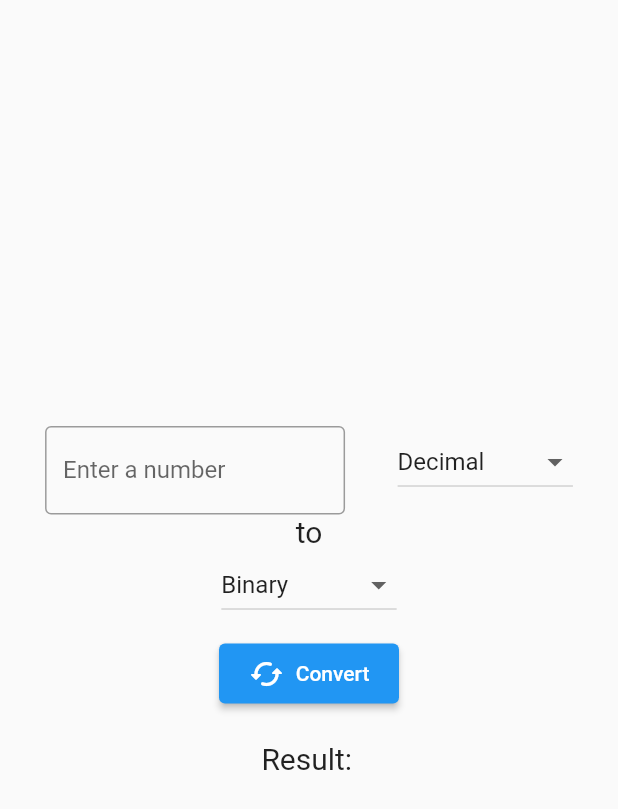
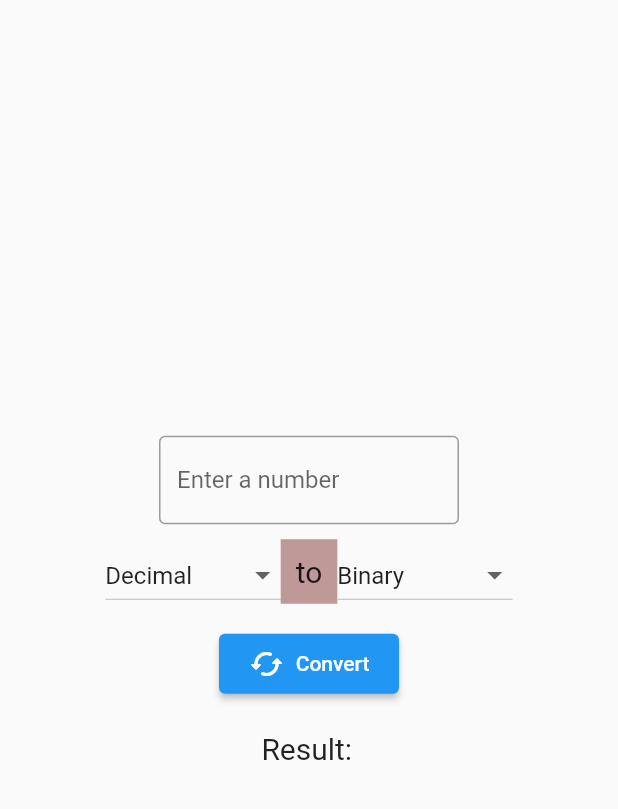
Before and after one commit to Stem-LG/Bases_Flutter, a Flutter app: the screen it shows after launch, on a phone screen of 412 x 824 dp. Shown: the top 809 px of the screen. Run offline on Flutter 3.47's test engine with Material 2 defaults, Android fonts, the phone set to English and light mode, and no system bars.

Commit message:
i need a life

```diff
--- a/lib/pages/home.dart
+++ b/lib/pages/home.dart
@@ -42,6 +42,10 @@ class _HomePageState extends State<HomePage> {
                     ),
                   ),
                 ),
+                Container(
+                  margin: const EdgeInsets.only(top: 10),
+                  child: Wrap(
+                    children: [
                       DropdownButton(
                         value: _base1,
                         items: ["Decimal", "Binary", "Octal", "Hexadecimal"]
@@ -57,12 +61,10 @@ class _HomePageState extends State<HomePage> {
                           });
                         },
                       ),
-                Align(
-                  child: Text(
-                    "to",
-                    style: TextStyle(fontSize: 20),
-                  ),
-                ),
+                      Container(
+                          color: Color.fromARGB(100, 100, 0, 0),
+                          padding: const EdgeInsets.all(10),
+                          child: Text("to", style: TextStyle(fontSize: 20))),
                       DropdownButton(
                         value: _base2,
                         items: ["Decimal", "Binary", "Octal", "Hexadecimal"]
@@ -77,6 +79,9 @@ class _HomePageState extends State<HomePage> {
                             _base2 = newvalue!;
                           });
                         },
+                      ),
+                    ],
+                  ),
                 ),
               ],
             ),
```
Lines whose indentation alone changed are shown as unchanged.
